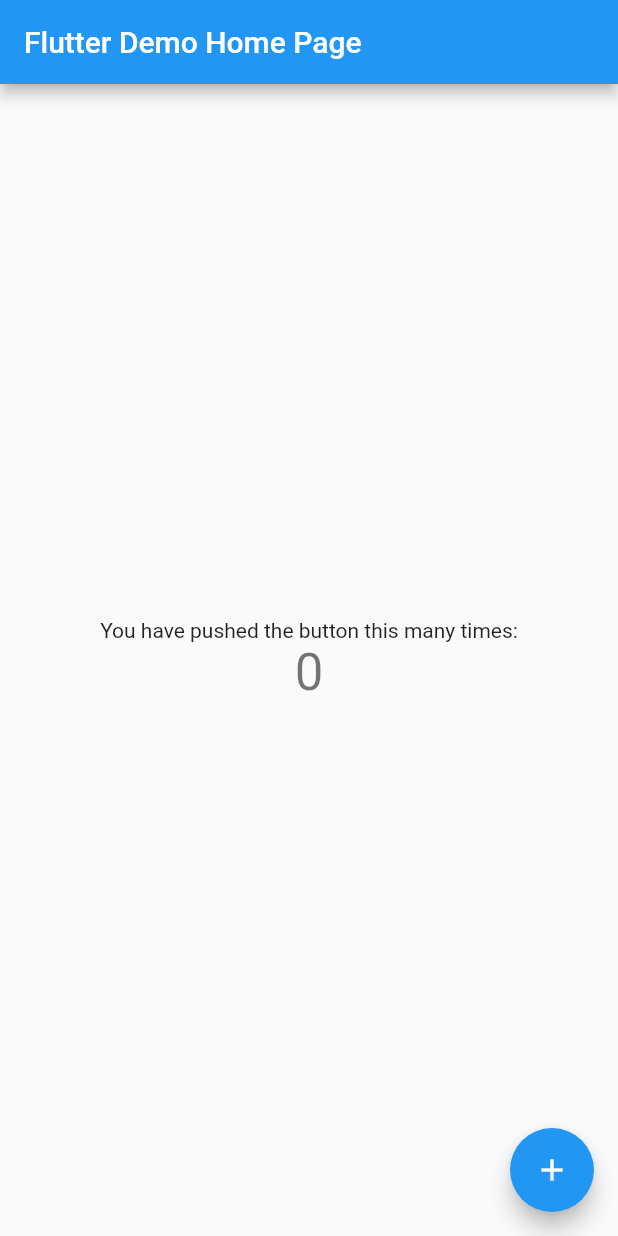
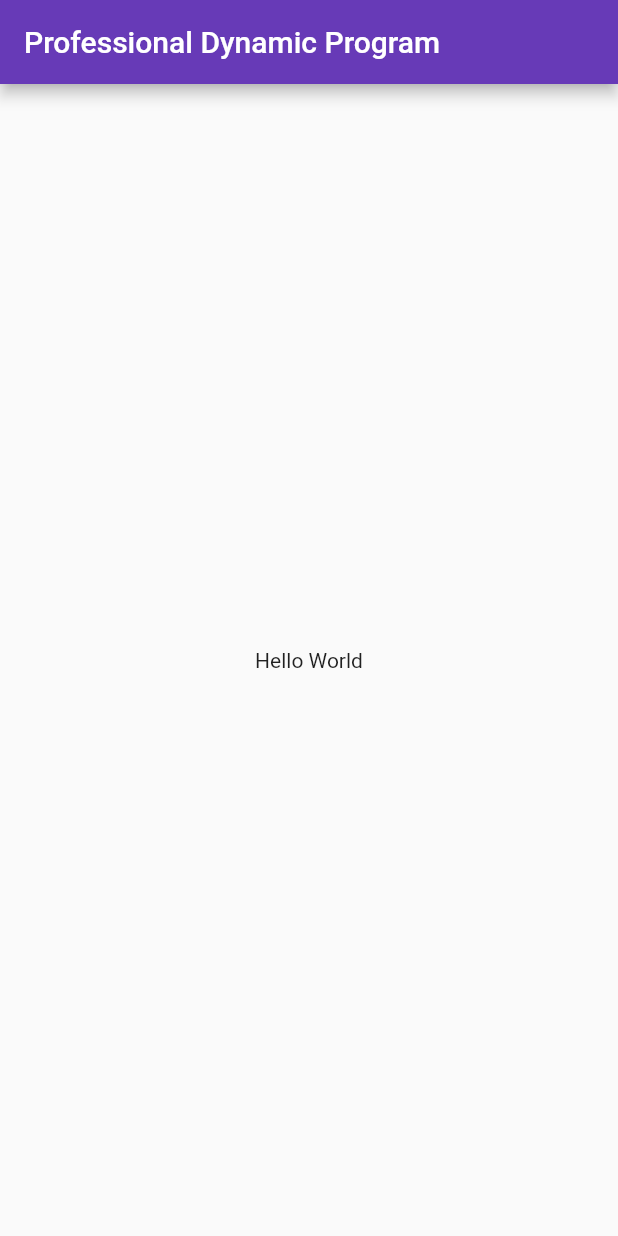
Before and after one commit to BobJackson/pdp, a Flutter app: the screen it shows after launch, on a phone screen of 412 x 824 dp. Run offline on Flutter 3.47's test engine with Material 2 defaults, Android fonts, the phone set to English and light mode, and no system bars.

Commit message:
keep simple framework

```diff
--- a/lib/main.dart
+++ b/lib/main.dart
@@ -7,39 +7,20 @@
 class MyApp extends StatelessWidget {
   const MyApp({Key? key}) : super(key: key);
 
-  // This widget is the root of your application.
   @override
   Widget build(BuildContext context) {
     return MaterialApp(
       title: 'Flutter Demo',
       theme: ThemeData(
-        // This is the theme of your application.
-        //
-        // Try running your application with "flutter run". You'll see the
-        // application has a blue toolbar. Then, without quitting the app, try
-        // changing the primarySwatch below to Colors.green and then invoke
-        // "hot reload" (press "r" in the console where you ran "flutter run",
-        // or simply save your changes to "hot reload" in a Flutter IDE).
-        // Notice that the counter didn't reset back to zero; the application
-        // is not restarted.
-        primarySwatch: Colors.blue,
+        primarySwatch: Colors.deepPurple,
       ),
-      home: const MyHomePage(title: 'Flutter Demo Home Page'),
+      home: const MyHomePage(title: 'Professional Dynamic Program'),
     );
   }
 }
 
 class MyHomePage extends StatefulWidget {
   const MyHomePage({Key? key, required this.title}) : super(key: key);
-
-  // This widget is the home page of your application. It is stateful, meaning
-  // that it has a State object (defined below) that contains fields that affect
-  // how it looks.
-
-  // This class is the configuration for the state. It holds the values (in this
-  // case the title) provided by the parent (in this case the App widget) and
-  // used by the build method of the State. Fields in a Widget subclass are
-  // always marked "final".
 
   final String title;
 
@@ -48,68 +29,24 @@
 }
 
 class _MyHomePageState extends State<MyHomePage> {
-  int _counter = 0;
-
-  void _incrementCounter() {
-    setState(() {
-      // This call to setState tells the Flutter framework that something has
-      // changed in this State, which causes it to rerun the build method below
-      // so that the display can reflect the updated values. If we changed
-      // _counter without calling setState(), then the build method would not be
-      // called again, and so nothing would appear to happen.
-      _counter++;
-    });
-  }
 
   @override
   Widget build(BuildContext context) {
-    // This method is rerun every time setState is called, for instance as done
-    // by the _incrementCounter method above.
-    //
-    // The Flutter framework has been optimized to make rerunning build methods
-    // fast, so that you can just rebuild anything that needs updating rather
-    // than having to individually change instances of widgets.
+
     return Scaffold(
       appBar: AppBar(
-        // Here we take the value from the MyHomePage object that was created by
-        // the App.build method, and use it to set our appbar title.
         title: Text(widget.title),
       ),
       body: Center(
-        // Center is a layout widget. It takes a single child and positions it
-        // in the middle of the parent.
         child: Column(
-          // Column is also a layout widget. It takes a list of children and
-          // arranges them vertically. By default, it sizes itself to fit its
-          // children horizontally, and tries to be as tall as its parent.
-          //
-          // Invoke "debug painting" (press "p" in the console, choose the
-          // "Toggle Debug Paint" action from the Flutter Inspector in Android
-          // Studio, or the "Toggle Debug Paint" command in Visual Studio Code)
-          // to see the wireframe for each widget.
-          //
-          // Column has various properties to control how it sizes itself and
-          // how it positions its children. Here we use mainAxisAlignment to
-          // center the children vertically; the main axis here is the vertical
-          // axis because Columns are vertical (the cross axis would be
-          // horizontal).
           mainAxisAlignment: MainAxisAlignment.center,
-          children: <Widget>[
-            const Text(
-              'You have pushed the button this many times:',
-            ),
+          children: const <Widget>[
             Text(
-              '$_counter',
-              style: Theme.of(context).textTheme.headline4,
+              'Hello World',
             ),
           ],
         ),
       ),
-      floatingActionButton: FloatingActionButton(
-        onPressed: _incrementCounter,
-        tooltip: 'Increment',
-        child: const Icon(Icons.add),
-      ), // This trailing comma makes auto-formatting nicer for build methods.
     );
   }
 }
```
